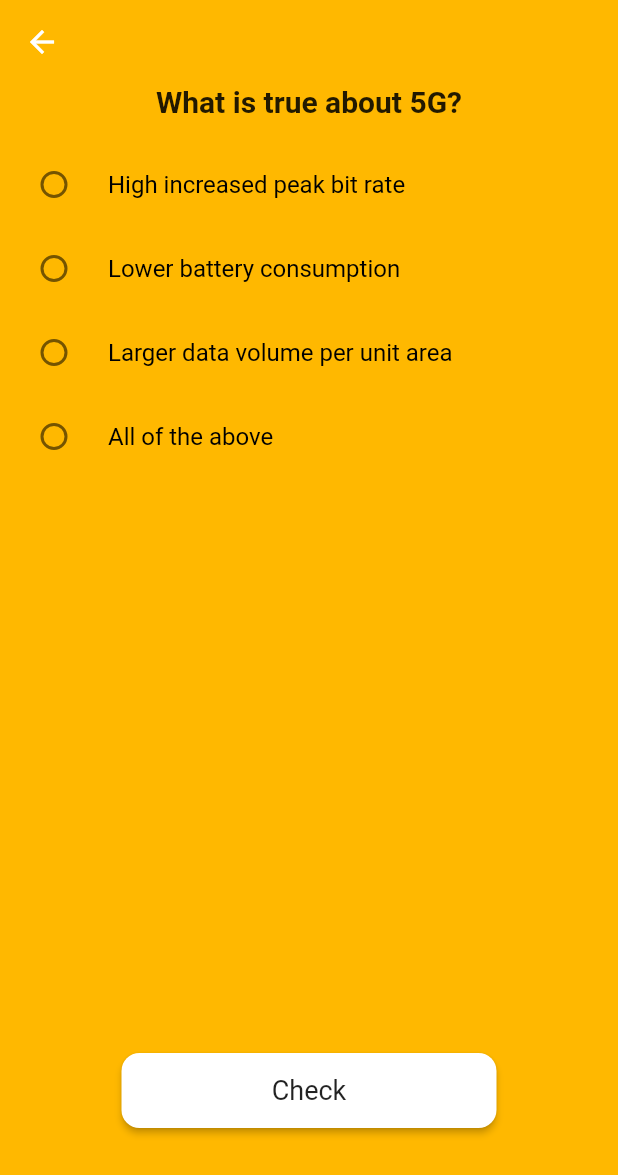
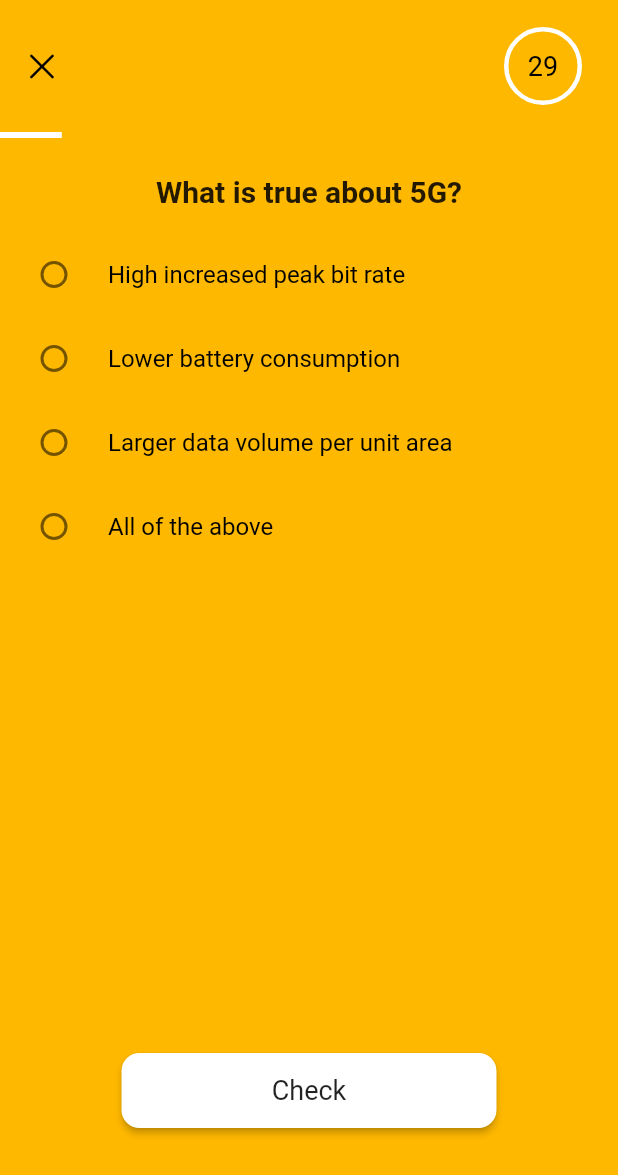
Before and after one commit to thejufo/Quiz, a Flutter app: the screen it shows after launch, after a tap on "Start Quiz", on a phone screen of 412 x 824 dp. Shown: the top 1175 px of the screen. Run offline on Flutter 3.47's test engine with Material 2 defaults, Android fonts, the phone set to English and light mode, and no system bars; our stand-ins replace get.

```diff
--- a/lib/quiz.dart
+++ b/lib/quiz.dart
@@ -1,13 +1,63 @@
+import 'dart:async';
+
+import 'package:flutter/cupertino.dart';
 import 'package:flutter/material.dart';
 import 'package:get/get.dart';
+import 'package:timer/result.dart';
 
-class QuizScreen extends StatelessWidget {
+class QuizScreen extends StatefulWidget {
   QuizScreen({Key? key, required this.questions}) : super(key: key);
 
   final List questions;
+
+  @override
+  State<QuizScreen> createState() => _QuizScreenState();
+}
+
+class _QuizScreenState extends State<QuizScreen> {
   final PageController controller = PageController();
 
-  int currentPage = 0;
+  final currentPage = 0.obs;
+
+  late Timer timer;
+  final countDown = 30.obs;
+
+  int correctAnswers = 0;
+  int score = 0;
+
+  void onNextClick(bool isCorrect) {
+    resetTimer();
+    if (isCorrect) {
+      ++correctAnswers;
+      score = (correctAnswers * 100) ~/ widget.questions.length;
+    }
+
+    if ((currentPage.value + 1) == widget.questions.length) {
+      timer.cancel();
+      Get.to(ResultScreen(score: score));
+    } else {
+      controller.jumpToPage(++currentPage.value);
+    }
+  }
+
+  void resetTimer() {
+    countDown.value = 30;
+  }
+
+  void startTimer() {
+    timer = Timer.periodic(Duration(seconds: 1), (timer) {
+      if (countDown.value == 0) {
+        onNextClick(false);
+      }
+      --countDown.value;
+    });
+  }
+
+  @override
+  void initState() {
+    super.initState();
+    startTimer();
+  }
 
   @override
   Widget build(BuildContext context) {
@@ -15,18 +65,59 @@ class QuizScreen extends StatelessWidget {
         appBar: AppBar(
           elevation: 0,
           backgroundColor: Colors.transparent,
+          toolbarHeight: 88,
+          leading: IconButton(
+            onPressed: () => Get.back(),
+            icon: Icon(CupertinoIcons.clear, color: Colors.black),
+          ),
+          actions: [
+            Center(
+              child: Container(
+                width: 52,
+                height: 52,
+                margin: EdgeInsets.only(right: 24),
+                decoration: BoxDecoration(
+                    border: Border.all(width: 3, color: Colors.white),
+                    shape: BoxShape.circle),
+                child: Center(
+                  child: Obx(() {
+                    return Text(
+                      countDown.value.toString(),
+                      style: TextStyle(
+                          fontSize: 18,
+                          color: Colors.black
+                      ),
+                    );
+                  })
+                ),
+              ),
+            )
+          ],
         ),
         backgroundColor: Color(0xFFFFB800),
-      body: PageView.builder(
+        body: Column(
+          children: [
+            Obx(() {
+              return LinearProgressIndicator(
+                value: (currentPage.value + 1) / widget.questions.length,
+                color: Colors.white,
+                backgroundColor: Colors.transparent,
+              );
+            }),
+            SizedBox(height: 24),
+            Expanded(
+              child: PageView.builder(
                 controller: controller,
                 physics: NeverScrollableScrollPhysics(),
-        itemCount: questions.length,
+                itemCount: widget.questions.length,
                 itemBuilder: (ctx, index) {
-          final question = questions[index];
+                  final question = widget.questions[index];
                   return buildQuestion(context, question);
                 },
               ),
-    );
+            ),
+          ],
+        ));
   }
 
   buildQuestion(BuildContext context, Map question) {
@@ -57,10 +148,16 @@ class QuizScreen extends StatelessWidget {
                   onChanged: (val) {
                     selectedOption.value = val!;
                   },
-                  title: Text(option, style: TextStyle(
-                    fontWeight: selectedOption.value == index ? FontWeight.bold : FontWeight.normal,
-                    color: selectedOption.value == index ? Colors.blue : Colors.black
-                  ),),
+                  title: Text(
+                    option,
+                    style: TextStyle(
+                        fontWeight: selectedOption.value == index
+                            ? FontWeight.bold
+                            : FontWeight.normal,
+                        color: selectedOption.value == index
+                            ? Colors.blue
+                            : Colors.black),
+                  ),
                 );
               });
             },
@@ -70,10 +167,11 @@ class QuizScreen extends StatelessWidget {
           onPressed: () {
             if (selectedOption.value == -1) {
               ScaffoldMessenger.of(context).showSnackBar(
-                SnackBar(content: Text('Please select an option!'))
-              );
+                  SnackBar(content: Text('Please select an option!')));
             } else {
-              controller.jumpToPage(++currentPage);
+              final answer = question['answer'];
+              bool isCorrect = selectedOption.value == answer;
+              onNextClick(isCorrect);
             }
           },
           color: Colors.white,
@@ -86,7 +184,6 @@ class QuizScreen extends StatelessWidget {
             style: TextStyle(fontSize: 18, fontWeight: FontWeight.w400),
           ),
         ),
-
         SizedBox(height: 72),
       ],
     );
```
Also changed, not shown: lib/result.dart (added, +54 -0 lines). Lines whose indentation alone changed are shown as unchanged.
